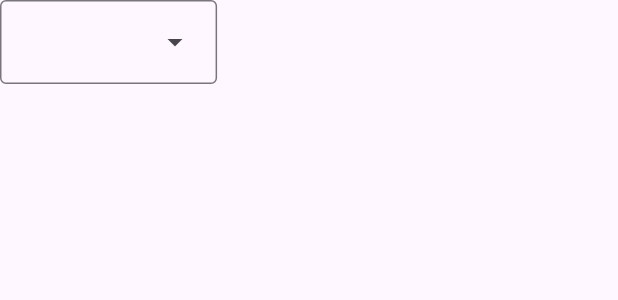
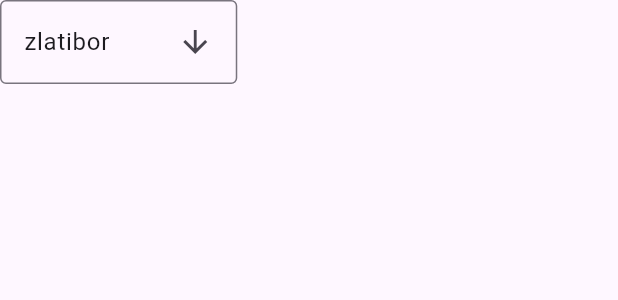
Before and after one commit to SebastijanKokai/Snowcast, a Flutter app: the MountainSelector widget shown alone on an empty page, opened directly, on a phone screen of 412 x 824 dp. Shown: the top 300 px of the screen. Run offline on Flutter 3.47's test engine with Material 3 defaults, Android fonts, the phone set to English and light mode, and no system bars; our stand-ins replace equatable, flutter_bloc, flutter_svg; statements that could not run were skipped; project files that could hold a hidden picture were left out.

Commit message:
Fetch weather data based on coordinates of mountain when mountain is selected with mountain_selector

```diff
--- /dev/null
+++ b/lib/mountain_selector/bloc/mountain_selector_cubit.dart
@@ -0,0 +1,10 @@
+import 'package:flutter_bloc/flutter_bloc.dart';
+import 'package:snowcast/mountain_selector/bloc/mountain_selector_state.dart';
+
+class MountainSelectorCubit extends Cubit<MountainSelectorState> {
+  MountainSelectorCubit() : super(MountainSelectorState());
+
+  void setMountain(Mountain mountain) {
+    emit(state.copyWith(selectedMountain: mountain));
+  }
+}
--- /dev/null
+++ b/lib/mountain_selector/bloc/mountain_selector_state.dart
@@ -0,0 +1,35 @@
+import 'package:equatable/equatable.dart';
+
+enum Mountain { unknown, zlatibor, jahorina, kopaonik }
+
+class MountainSelectorState extends Equatable {
+  MountainSelectorState(
+      {Mountain? selectedMountain, List<Mountain>? availableMountains}) {
+    this.availableMountains = availableMountains ?? _getInitialMountains();
+    this.selectedMountain = selectedMountain ?? _getInitialMountain();
+  }
+
+  late final Mountain selectedMountain;
+  late final List<Mountain> availableMountains;
+
+  @override
+  List<Object?> get props => [selectedMountain, availableMountains];
+
+  MountainSelectorState copyWith(
+      {Mountain? selectedMountain, List<Mountain>? availableMountains}) {
+    return MountainSelectorState(
+      selectedMountain: selectedMountain ?? this.selectedMountain,
+      availableMountains: availableMountains ?? this.availableMountains,
+    );
+  }
+
+  List<Mountain> _getInitialMountains() {
+    return [Mountain.zlatibor, Mountain.kopaonik, Mountain.jahorina];
+  }
+
+  Mountain _getInitialMountain() {
+    return availableMountains.isNotEmpty
+        ? availableMountains[0]
+        : Mountain.unknown;
+  }
+}
--- /dev/null
+++ b/lib/mountain_selector/extension/mountain_extension.dart
@@ -0,0 +1,16 @@
+import 'package:snowcast/mountain_selector/bloc/mountain_selector_state.dart';
+
+extension StringX on Mountain {
+  (String, String, String) getCoordinates() {
+    switch (this) {
+      case Mountain.zlatibor:
+        return ('43.6541', '19.64', '1496');
+      case Mountain.jahorina:
+        return ('43.7382', '18.5656', '1916');
+      case Mountain.kopaonik:
+        return ('43.2862', '20.8092', '1770');
+      case Mountain.unknown:
+        return ('0', '0', '0');
+    }
+  }
+}
--- /dev/null
+++ b/lib/mountain_selector/view/mountain_selector.dart
@@ -0,0 +1,40 @@
+import 'package:flutter/material.dart';
+import 'package:flutter_bloc/flutter_bloc.dart';
+import 'package:snowcast/mountain_selector/bloc/mountain_selector_cubit.dart';
+import 'package:snowcast/mountain_selector/bloc/mountain_selector_state.dart';
+import 'package:snowcast/mountain_selector/extension/mountain_extension.dart';
+import 'package:snowcast/weather/presentation/bloc/weather_cubit.dart';
+
+class MountainSelector extends StatelessWidget {
+  const MountainSelector({super.key});
+
+  @override
+  Widget build(BuildContext context) {
+    return BlocConsumer<MountainSelectorCubit, MountainSelectorState>(
+      listener: (context, state) {
+        final (lat, lon, alt) = state.selectedMountain.getCoordinates();
+        context.read<WeatherCubit>().getWeather(lat: lat, lon: lon, alt: alt);
+      },
+      buildWhen: (previous, current) {
+        return previous.availableMountains != current.availableMountains;
+      },
+      builder: (context, state) {
+        return DropdownMenu(
+            onSelected: (value) async {
+              if (value == null) {
+                return;
+              }
+              context.read<MountainSelectorCubit>().setMountain(value);
+            },
+            initialSelection: state.selectedMountain,
+            trailingIcon: const Icon(
+              Icons.arrow_downward,
+              size: 24,
+            ),
+            dropdownMenuEntries: state.availableMountains.map((mountain) {
+              return DropdownMenuEntry(value: mountain, label: mountain.name);
+            }).toList());
+      },
+    );
+  }
+}
--- a/lib/navigation/bloc/navigation_bloc.dart
+++ b/lib/navigation/bloc/navigation_bloc.dart
@@ -1,5 +1,4 @@
 import 'package:flutter_bloc/flutter_bloc.dart';
-import 'package:snowcast/main.dart';
 import 'package:snowcast/navigation/bloc/navigation_event.dart';
 import 'package:snowcast/navigation/bloc/navigation_state.dart';
 
@@ -7,7 +6,6 @@ class NavigationBloc extends Bloc<NavigationEvent, NavigationState> {
   NavigationBloc() : super(NavigationState(tabIndex: 0)) {
     on<TabChange>(
       (event, emit) {
-        print(event.tabIndex);
         emit(NavigationState(tabIndex: event.tabIndex));
       },
     );
--- a/lib/navigation/view/navigation_view.dart
+++ b/lib/navigation/view/navigation_view.dart
@@ -1,8 +1,7 @@
 import 'package:flutter/material.dart';
-import 'package:flutter/widgets.dart';
 import 'package:flutter_bloc/flutter_bloc.dart';
 import 'package:snowcast/navigation/view/navigation_items.dart';
-import 'package:snowcast/weather/presentation/view/widgets/mountain_selector.dart';
+import 'package:snowcast/mountain_selector/view/mountain_selector.dart';
 import '../bloc/bloc.dart';
 
 class Navigation extends StatelessWidget {
--- a/lib/weather/presentation/view/widgets/mountain_selector.dart
+++ /dev/null
@@ -1,22 +0,0 @@
-import 'package:flutter/material.dart';
-
-class MountainSelector extends StatefulWidget {
-  const MountainSelector({super.key});
-
-  @override
-  State<MountainSelector> createState() => _MountainSelectorState();
-}
-
-class _MountainSelectorState extends State<MountainSelector> {
-  TextEditingController controller = TextEditingController();
-
-  final mountainList = ['Zlatibor', 'Kopaonik', 'Jahorina'];
-
-  @override
-  Widget build(BuildContext context) {
-    return DropdownMenu(
-        dropdownMenuEntries: [1, 2, 3].map((e) {
-      return DropdownMenuEntry(value: e, label: 'Hello $e');
-    }).toList());
-  }
-}
--- a/pubspec.yaml
+++ b/pubspec.yaml
@@ -57,7 +57,7 @@ dev_dependencies:
 
 # The following section is specific to Flutter packages.
 flutter:
-  # uses-material-design: true
+  uses-material-design: true
   assets:
     - assets/
     - assets/weather_icons/
```
Also changed, not shown: lib/main.dart (+30 -1 lines), lib/weather/presentation/bloc/weather_cubit.dart (+4 -4 lines), lib/weather/presentation/view/weather_view.dart (+1 -9 lines).
